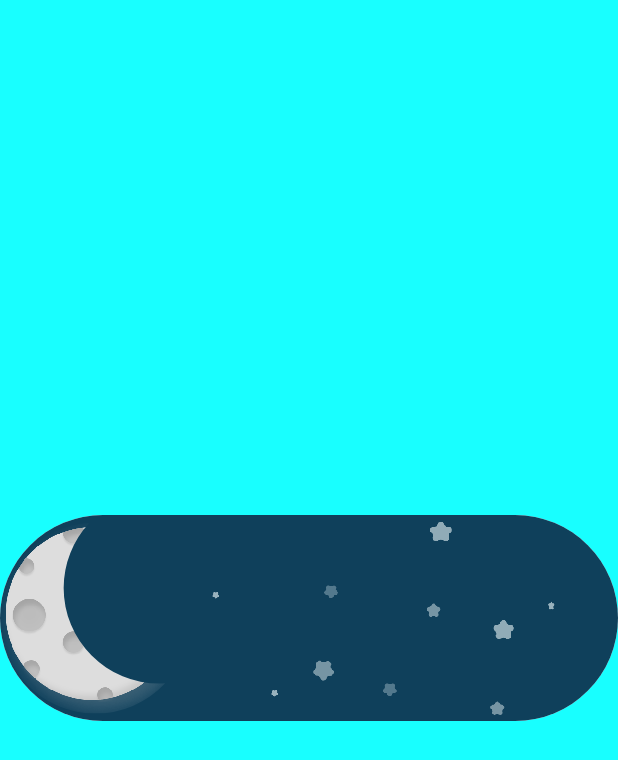
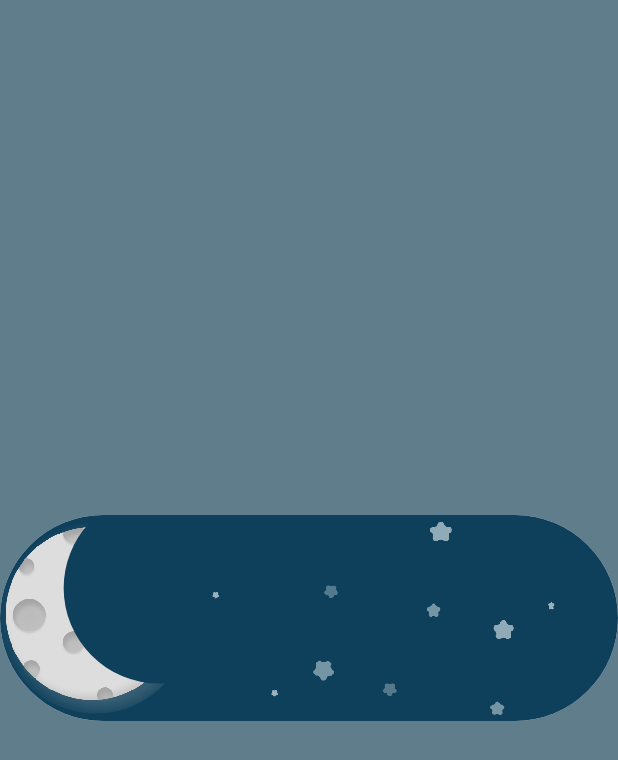
Before and after one commit to yeasin50/sun_moon_theme_switch_button, a Flutter app: the screen it shows after launch, on a phone screen of 412 x 824 dp. Shown: the top 760 px of the screen. Run offline on Flutter 3.47's test engine with Material 3 defaults, Android fonts, the phone set to English and light mode, and no system bars.

Commit message:
added-cover+

```diff
--- a/lib/main.dart
+++ b/lib/main.dart
@@ -1,9 +1,8 @@
+import 'dart:ui' as ui;
+
 import 'package:flutter/material.dart';
 
-import 'dart:ui' as ui;
-
-import 'package:sun_moon_theme_switch_button/load_assest_image.dart';
-
+import 'load_assets_image.dart';
 import 'moon_sun_switch_painter.dart';
 
 void main() {
@@ -54,7 +53,7 @@ class _MainAppState extends State<MainApp> with SingleTickerProviderStateMixin {
   @override
   Widget build(BuildContext context) {
     return Scaffold(
-      backgroundColor: Colors.cyanAccent,
+      backgroundColor: Colors.blueGrey,
       body: Center(
         child: moon == null
             ? const CircularProgressIndicator()
```
Also changed, not shown: cover.png (added), lib/load_assets_image.dart (renamed from lib/load_assest_image.dart), 2 other files.
